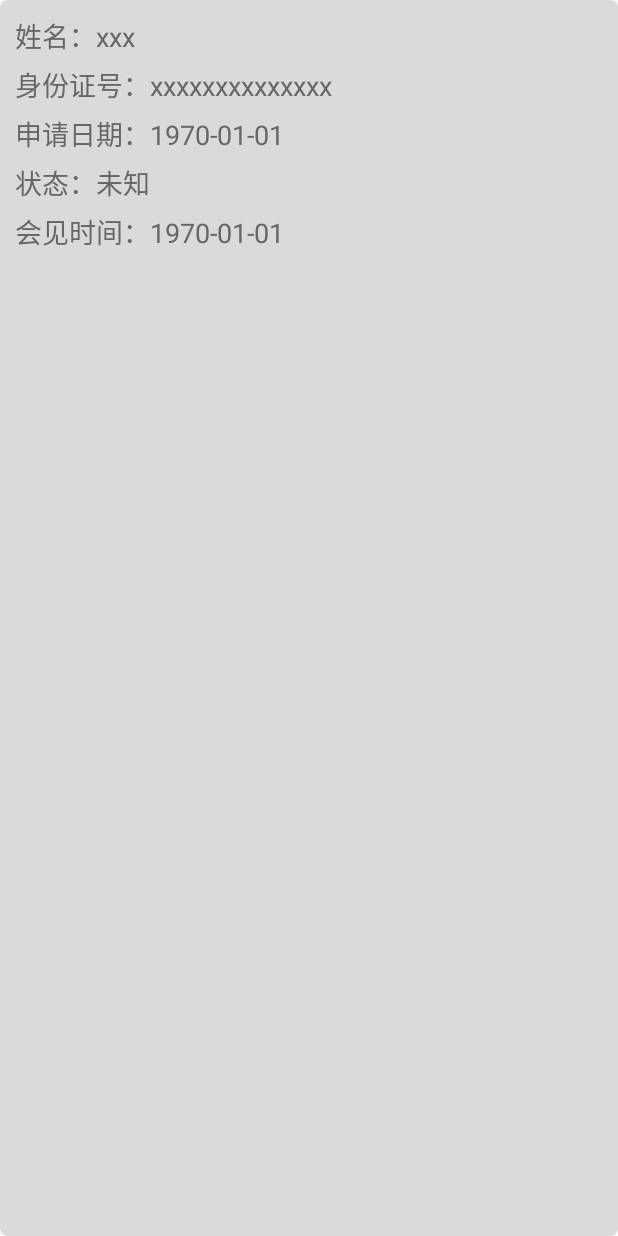
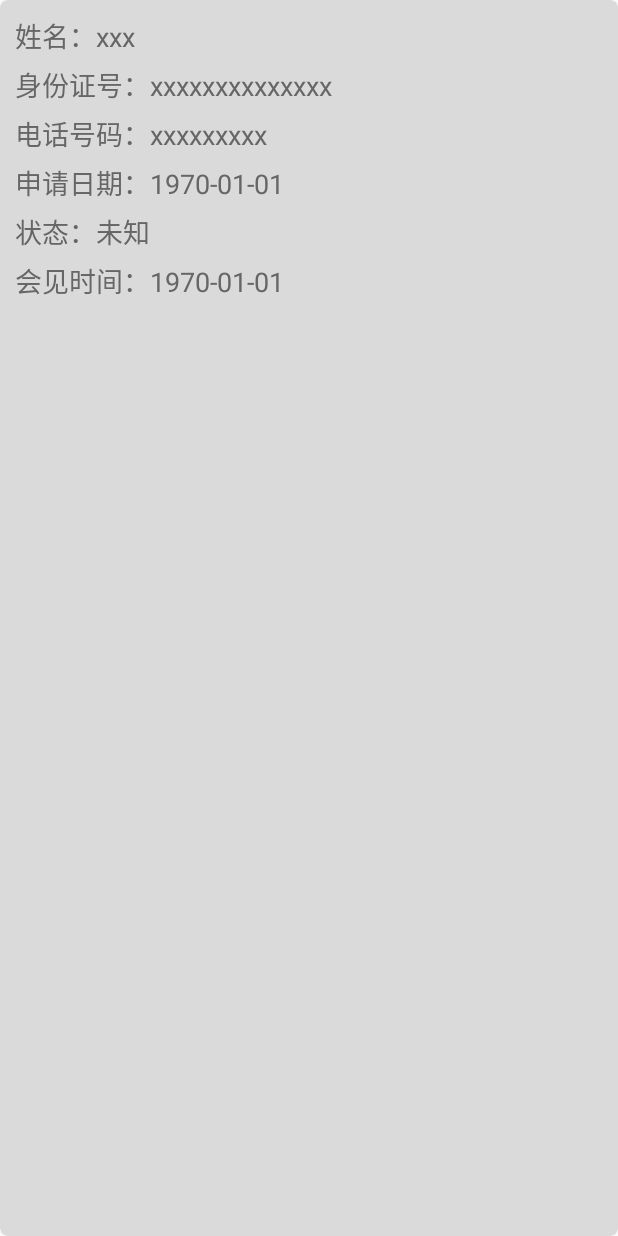
Before and after one commit to GKZX/ReservationAssistant, an Android app: the layout search_result_item.xml on its own in the app's theme, with its tools: preview values and no code run, on a phone screen of 412 x 824 dp. Run offline under Robolectric (Android 15) with nearby library versions, the phone set to English and light mode, and no system bars.

Commit message:
修复查询数据修改的bug  committed by huangzhengneng

```diff
--- a/ReservationAssistant/app/src/main/res/layout/search_result_item.xml
+++ b/ReservationAssistant/app/src/main/res/layout/search_result_item.xml
@@ -57,6 +57,28 @@
                     android:textColor="@color/tv_mid"
                     android:textSize="@dimen/search_main_text_size"
                     android:text="xxxxxxxxxxxxxx"/>
+            </LinearLayout>
+
+            <LinearLayout
+                android:id="@+id/ll_phone"
+                android:layout_width="wrap_content"
+                android:layout_height="wrap_content"
+                android:layout_marginTop="5dp">
+
+                <TextView
+                    android:layout_width="wrap_content"
+                    android:layout_height="wrap_content"
+                    android:textColor="@color/tv_mid"
+                    android:textSize="@dimen/search_main_text_size"
+                    android:text="电话号码："/>
+
+                <TextView
+                    android:id="@+id/tv_phone"
+                    android:layout_width="wrap_content"
+                    android:layout_height="wrap_content"
+                    android:textColor="@color/tv_mid"
+                    android:textSize="@dimen/search_main_text_size"
+                    android:text="xxxxxxxxx"/>
             </LinearLayout>
 
             <LinearLayout
```
Also changed, not shown: ReservationAssistant/app/src/main/java/com/gkzxhn/xjyyzs/adapter/SearchResultAdapter.java (+7 -6 lines), ReservationAssistant/app/src/main/java/com/gkzxhn/xjyyzs/fragments/SearchFragment.java (+28 -10 lines), ReservationAssistant/app/src/main/java/com/gkzxhn/xjyyzs/requests/bean/ApplyResult.java (+23 -10 lines), ReservationAssistant/app/src/main/java/com/gkzxhn/xjyyzs/requests/bean/SearchResultBean.java (+55 -23 lines), ReservationAssistant/app/src/main/java/com/gkzxhn/xjyyzs/utils/StringUtils.java (+12 -0 lines).
